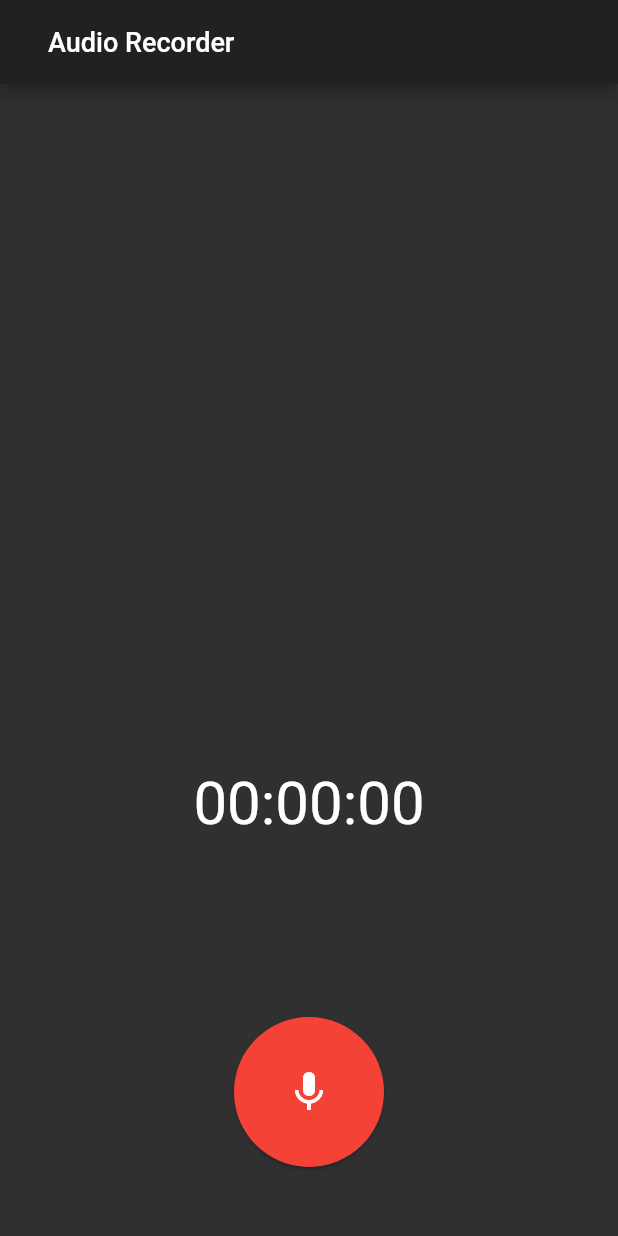
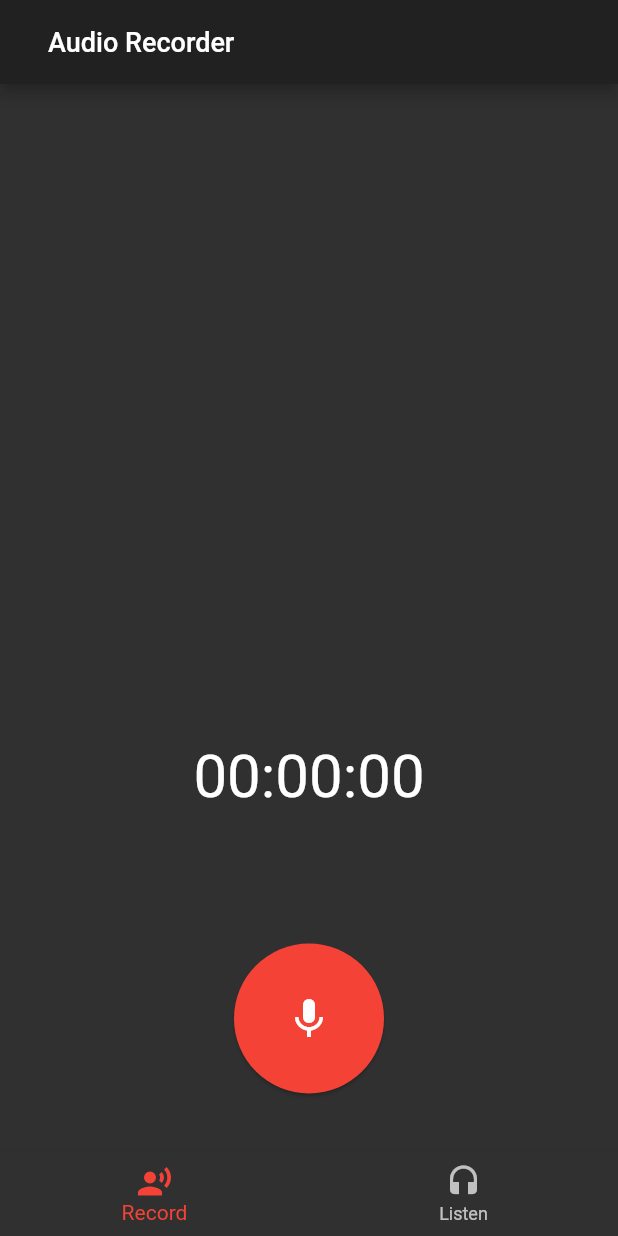
Before and after one commit to kltdwrds/poser_app, a Flutter app: the screen it shows after launch, after a tap on the "mic" icon, on a phone screen of 412 x 824 dp. Run offline on Flutter 3.47's test engine with Material 2 defaults, Android fonts, the phone set to English and light mode, and no system bars; our stand-ins replace flutter_colorpicker; missing offline and left inert: flutter_sound.

Commit message:
read audio from file system, display on the listen tab

```diff
--- a/lib/main.dart
+++ b/lib/main.dart
@@ -1,12 +1,14 @@
 import 'dart:io';
+import 'dart:async';
 import 'package:flutter/material.dart';
 import 'package:intl/intl.dart' show DateFormat;
 import 'package:intl/date_symbol_data_local.dart';
+import 'package:flutter_colorpicker/material_picker.dart';
+import 'package:flutter_sound/flutter_sound.dart';
+import 'package:flutter_sound/android_encoder.dart';
+import 'package:flutter_sound/ios_quality.dart';
+import 'package:path_provider/path_provider.dart';
 import 'timer.dart';
-import 'package:flutter_colorpicker/material_picker.dart';
-
-import 'dart:async';
-import 'package:flutter_sound/flutter_sound.dart';
 
 void main() {
   runApp(new MyApp());
@@ -38,11 +40,29 @@ class _MyAppState extends State<MyApp> {
   double maxDuration = 1.0;
 
   Color currentColor;
+  PageController pageController;
 
+  int _page = 0;
+
+  List<String> fileNames = List();
+  String audioFileEnding = Platform.isIOS ? '.m4a' : '.mp4';
 
   @override
   void initState() {
     super.initState();
+    Future<Directory> promise = Platform.isIOS ? getTemporaryDirectory() : getExternalStorageDirectory();
+    promise.then((directory) {
+      List<FileSystemEntity> files = directory.listSync();
+      setState(() {
+        files.forEach((file) {
+          if (file.path.endsWith(audioFileEnding)) {
+            fileNames.add(file.path);
+          }
+        });
+      });
+    });
+
+    pageController = PageController();
     flutterSound = new FlutterSound();
     flutterSound.setDbPeakLevelUpdate(0.2);
     flutterSound.setDbLevelEnabled(true);
@@ -50,9 +70,37 @@ class _MyAppState extends State<MyApp> {
     initializeDateFormatting();
   }
 
+  void navigationTapped(int page) {
+    //Animating Page
+    pageController.jumpToPage(page);
+  }
+
+  void onPageChanged(int page) {
+    setState(() {
+      this._page = page;
+    });
+  }
+
+  @override
+  void dispose() {
+    super.dispose();
+    pageController.dispose();
+  }
+
   void startRecorder() async {
     try {
-      String path = await flutterSound.startRecorder(Platform.isIOS ? 'ios.m4a' : 'android.mp4');
+      String fileName = DateTime.now().toString().split('.')[0] + audioFileEnding;
+      String path = await flutterSound.startRecorder(
+        fileName,
+        numChannels: 2,
+        bitRate: 128000,
+        androidEncoder: AndroidEncoder.AMR_NB,
+        androidAudioSource: AndroidAudioSource.MIC,
+        androidOutputFormat: AndroidOutputFormat.MPEG_4,
+        iosQuality: IosQuality.MEDIUM,
+      );
+
+
       print('startRecorder: $path');
 
       _recorderSubscription = flutterSound.onRecorderStateChanged.listen((e) {
@@ -68,11 +116,7 @@ class _MyAppState extends State<MyApp> {
       _dbPeakSubscription =
           flutterSound.onRecorderDbPeakChanged.listen((value) {
             print('new peak value: $value');
-            if (Platform.isIOS) {
             value = 100.0 / 160.0 * (value ?? 1) / 100;  // normalize
-            } else {
-              value = 100.0 / 160.0 * (value ?? 1) / 100;  // normalize
-            }
             setState(() {
               _dbLevel = value;
               _recordingOverviewPeaks.insert(0, value);
@@ -211,7 +255,13 @@ class _MyAppState extends State<MyApp> {
                 ),
               )
           ),
-          body: Column(
+          body: PageView(
+            controller: pageController,
+            onPageChanged: onPageChanged,
+            physics: ClampingScrollPhysics(),
+            children: [
+              Container(
+                child: Column(
                     children: <Widget>[
                       Expanded(
                           flex: 2,
@@ -259,6 +309,36 @@ class _MyAppState extends State<MyApp> {
                       )
                     ]
                 ),
+              ),
+              Container(
+                  child: ListView.builder(
+                    padding: EdgeInsets.symmetric(horizontal: 8),
+                    itemCount: fileNames.length,
+                    itemBuilder: (context, index) {
+                      return Container(
+                        constraints: BoxConstraints.expand(height: 80),
+                        alignment: Alignment(-1.0, 0.0),
+                        child: Text(fileNames[index].split('/').last)
+                      );
+                    },
+                  )
+              ),
+            ],),
+          bottomNavigationBar: BottomNavigationBar(
+              items: const <BottomNavigationBarItem>[
+                BottomNavigationBarItem(
+                  icon: Icon(Icons.record_voice_over),
+                  title: Text('Record'),
+                ),
+                BottomNavigationBarItem(
+                  icon: Icon(Icons.headset),
+                  title: Text('Listen'),
+                )
+              ],
+              currentIndex: _page,
+              selectedItemColor: currentColor,
+              onTap: navigationTapped
+          ),
         )
     );
   }
--- a/pubspec.yaml
+++ b/pubspec.yaml
@@ -22,6 +22,7 @@ dependencies:
   flutter_sound: 1.4.8
   intl: 0.16.0
   flutter_colorpicker: any
+  path_provider: ^1.3.1
 
   # The following adds the Cupertino Icons font to your application.
   # Use with the CupertinoIcons class for iOS style icons.
```
Also changed, not shown: pubspec.lock, 4 other files. Lines whose indentation alone changed are shown as unchanged.
